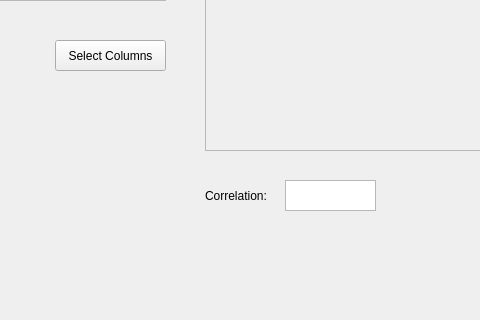
Above: tablewindow.ui from dzhi/school-regression-analysis before the change; both pictures show x 355 to 835 and y 400 to 720 of the 1280 by 720 pixel window. Below: the same form after it.
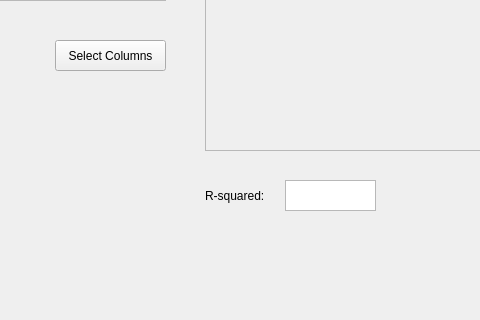
That is the form after the change. Custom widgets are drawn as their Qt base class.

Commit message: generic csv reader

The edit to the form file:
```diff
--- a/tablewindow.ui
+++ b/tablewindow.ui
@@ -93,7 +93,7 @@
      </rect>
     </property>
     <property name="text">
-     <string>Correlation:</string>
+     <string>R-squared:</string>
     </property>
    </widget>
    <widget class="QTextEdit" name="corrTextEdit">
```
The commit also changes 2 other files.
